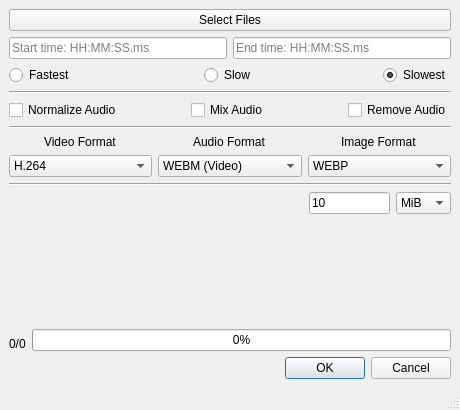
The window that src/FFmpeg2DiscordUI.ui (WesleyFister/ffmpeg2discord) describes before a commit, drawn with Qt 5.
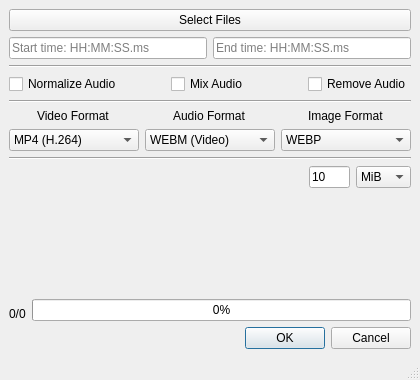
The same window after the commit.

Commit message: Removed redundant 'Fastest', 'Slow' and 'Slowest' options

Diff of the .ui file:
```diff
--- a/src/FFmpeg2DiscordUI.ui
+++ b/src/FFmpeg2DiscordUI.ui
@@ -6,14 +6,14 @@
    <rect>
     <x>0</x>
     <y>0</y>
-    <width>460</width>
-    <height>410</height>
+    <width>420</width>
+    <height>380</height>
    </rect>
   </property>
   <property name="minimumSize">
    <size>
-    <width>460</width>
-    <height>410</height>
+    <width>420</width>
+    <height>380</height>
    </size>
   </property>
   <property name="windowTitle">
@@ -67,52 +67,6 @@
       </item>
      </layout>
     </item>
-    <item>
-     <layout class="QHBoxLayout" name="horizontalLayout_2">
-      <item alignment="Qt::AlignLeft">
-       <widget class="QRadioButton" name="radioButton">
-        <property name="toolTip">
-         <string>&lt;html&gt;&lt;head/&gt;&lt;body&gt;&lt;p align=&quot;center&quot;&gt;Fastest compression times, worst quality.&lt;/p&gt;&lt;/body&gt;&lt;/html&gt;</string>
-        </property>
-        <property name="text">
-         <string>Fastest</string>
-        </property>
-       </widget>
-      </item>
-      <item alignment="Qt::AlignHCenter">
-       <widget class="QRadioButton" name="radioButton_2">
-        <property name="toolTip">
-         <string>&lt;html&gt;&lt;head/&gt;&lt;body&gt;&lt;p align=&quot;center&quot;&gt;Slow compression times, good quality.&lt;/p&gt;&lt;/body&gt;&lt;/html&gt;</string>
-        </property>
-        <property name="text">
-         <string>Slow</string>
-        </property>
-        <property name="checked">
-         <bool>false</bool>
-        </property>
-       </widget>
-      </item>
-      <item alignment="Qt::AlignRight">
-       <widget class="QRadioButton" name="radioButton_3">
-        <property name="baseSize">
-         <size>
-          <width>0</width>
-          <height>0</height>
-         </size>
-        </property>
-        <property name="toolTip">
-         <string>&lt;html&gt;&lt;head/&gt;&lt;body&gt;&lt;p align=&quot;center&quot;&gt;Slowest compression times, great quality.&lt;/p&gt;&lt;/body&gt;&lt;/html&gt;</string>
-        </property>
-        <property name="text">
-         <string>Slowest</string>
-        </property>
-        <property name="checked">
-         <bool>true</bool>
-        </property>
-       </widget>
-      </item>
-     </layout>
-    </item>
     <item>
      <widget class="Line" name="line">
       <property name="orientation">
@@ -194,7 +148,7 @@
           </property>
           <item>
            <property name="text">
-            <string comment="test" extracomment="test">H.264</string>
+            <string comment="test" extracomment="test">MP4 (H.264)</string>
            </property>
           </item>
           <item>
```
Left out of the diff: 8 changed lines with no effect on the pictures. The commit also changes 6 other files.
